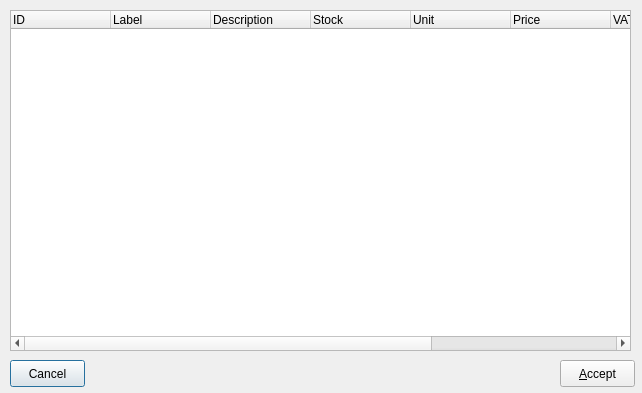
First picture: the form in trunk/ui/stockselfrm.ui, repository BackupTheBerlios/first4-svn, before the edit.
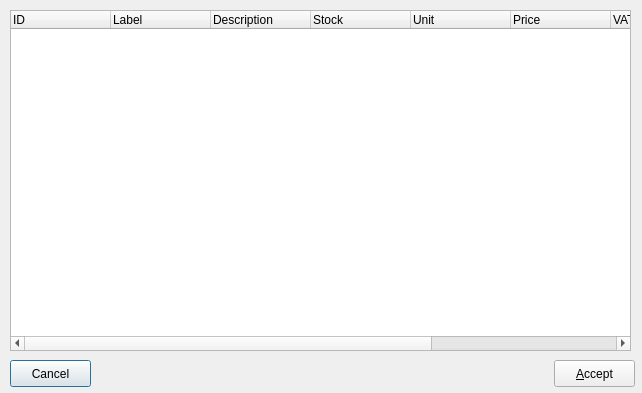
Second picture: the form after the edit. Icons and pictures are not drawn.

```diff
--- a/trunk/ui/stockselfrm.ui
+++ b/trunk/ui/stockselfrm.ui
@@ -20,7 +20,7 @@
     <rect>
      <x>10</x>
      <y>360</y>
-     <width>75</width>
+     <width>81</width>
      <height>27</height>
     </rect>
    </property>
@@ -31,9 +31,9 @@
   <widget class="QPushButton" name="btnaccept" >
    <property name="geometry" >
     <rect>
-     <x>560</x>
+     <x>554</x>
      <y>360</y>
-     <width>75</width>
+     <width>81</width>
      <height>27</height>
     </rect>
    </property>
```
Left out of the diff: 10 changed lines with no effect on the pictures.
